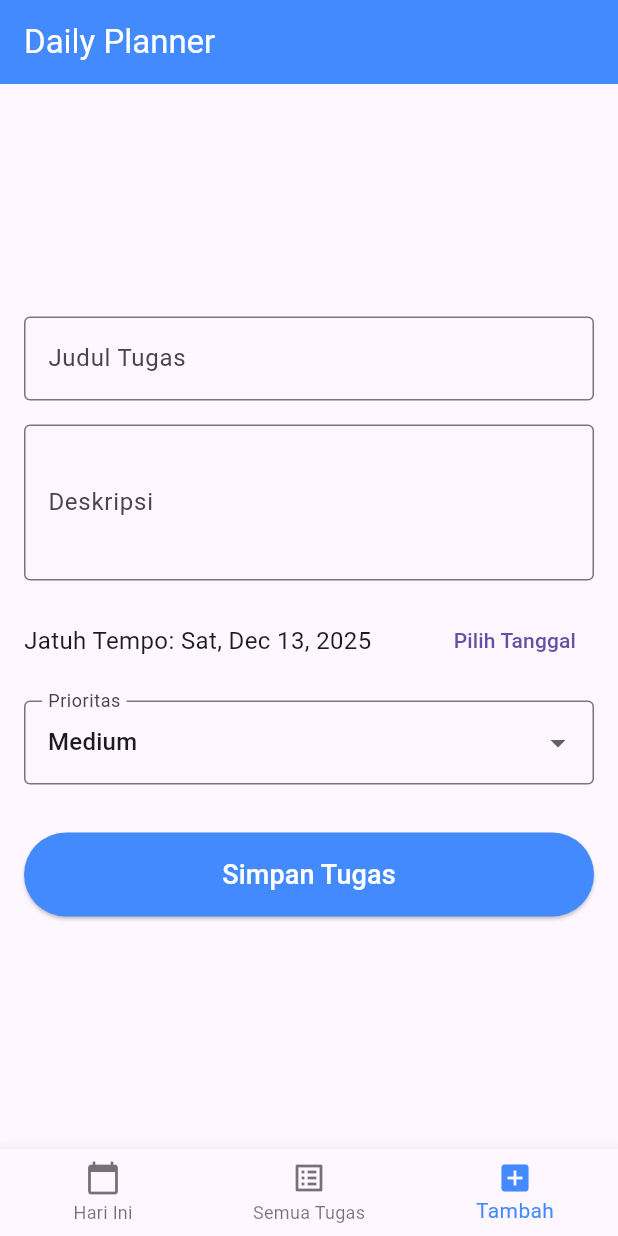
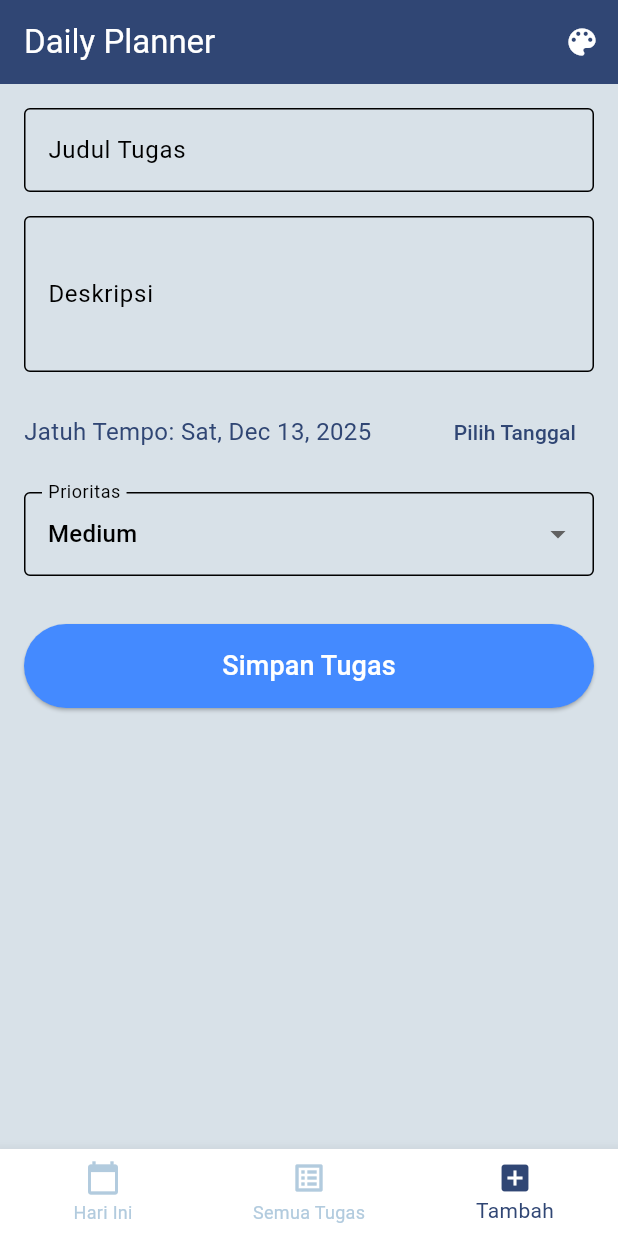
Before and after one commit to fathka/to-do-list, a Flutter app: the screen it shows after launch, item 3 of the bottom bar chosen, on a phone screen of 412 x 824 dp. Run offline on Flutter 3.47's test engine with Material 3 defaults, Android fonts, the phone set to English and light mode, and no system bars; our stand-ins replace cloud_firestore, firebase_core, shared_preferences; accounts and stored records are empty.

Commit message:
theme dasar

```diff
--- a/lib/main.dart
+++ b/lib/main.dart
@@ -1,36 +1,76 @@
-// lib/main.dart
-
 import 'package:flutter/material.dart';
 import 'package:firebase_core/firebase_core.dart';
 import 'firebase_options.dart';
 import 'screens/main_screen.dart';
+import 'theme/theme_config.dart';
+import 'package:shared_preferences/shared_preferences.dart';
 
 void main() async {
   WidgetsFlutterBinding.ensureInitialized();
-
   await Firebase.initializeApp(
     options: DefaultFirebaseOptions.currentPlatform,
   );
-
   runApp(const MyApp());
 }
 
-class MyApp extends StatelessWidget {
+class MyApp extends StatefulWidget {
   const MyApp({super.key});
+
+  @override
+  State<MyApp> createState() => _MyAppState();
+}
+
+class _MyAppState extends State<MyApp> {
+  ThemeData _currentTheme = AppThemes.blueTheme; // DEFAULT BIRU
+
+  @override
+  void initState() {
+    super.initState();
+    _loadTheme();
+  }
+
+  // =====================
+  // LOAD TEMA TERSIMPAN
+  // =====================
+  Future<void> _loadTheme() async {
+    final prefs = await SharedPreferences.getInstance();
+    final themeIndex = prefs.getInt('app_theme') ?? 0;
+
+    setState(() {
+      _currentTheme = _getThemeFromIndex(themeIndex);
+    });
+  }
+
+  // =====================
+  // GANTI TEMA
+  // =====================
+  void changeTheme(AppTheme theme) async {
+    final prefs = await SharedPreferences.getInstance();
+    await prefs.setInt('app_theme', theme.index);
+
+    setState(() {
+      _currentTheme = _getThemeFromIndex(theme.index);
+    });
+  }
+
+  ThemeData _getThemeFromIndex(int index) {
+    switch (index) {
+      case 1:
+        return AppThemes.pinkTheme;
+      case 2:
+        return AppThemes.purpleTheme;
+      default:
+        return AppThemes.blueTheme;
+    }
+  }
 
   @override
   Widget build(BuildContext context) {
     return MaterialApp(
       title: 'Daily Planner',
-      theme: ThemeData(
-        primarySwatch: Colors.blue,
-        visualDensity: VisualDensity.adaptivePlatformDensity,
-        appBarTheme: const AppBarTheme(
-          backgroundColor: Colors.blueAccent,
-          foregroundColor: Colors.white,
-        ),
-      ),
-      home: const MainScreen(),
+      theme: _currentTheme,
+      home: MainScreen(onChangeTheme: changeTheme),
+      debugShowCheckedModeBanner: false,
     );
   }
 }
--- a/lib/screens/main_screen.dart
+++ b/lib/screens/main_screen.dart
@@ -1,12 +1,14 @@
-// lib/screens/main_screen.dart
 
+import 'package:daily_planner_app/theme/theme_config.dart';
 import 'package:flutter/material.dart';
 import 'today_tasks_screen.dart';
 import 'all_tasks_screen.dart';
 import 'new_task_screen.dart';
 
 class MainScreen extends StatefulWidget {
-  const MainScreen({super.key});
+  final Function(AppTheme) onChangeTheme;
+
+  const MainScreen({super.key, required this.onChangeTheme});
 
   @override
   State<MainScreen> createState() => _MainScreenState();
@@ -32,12 +34,37 @@ class _MainScreenState extends State<MainScreen> {
     return Scaffold(
       appBar: AppBar(
         title: const Text('Daily Planner'),
+        actions: [
+          PopupMenuButton<AppTheme>(
+            icon: const Icon(Icons.color_lens),
+            onSelected: widget.onChangeTheme,
+            itemBuilder: (context) => const [
+              PopupMenuItem(
+                value: AppTheme.blue,
+                child: Text('Tema Biru'),
+              ),
+              PopupMenuItem(
+                value: AppTheme.pink,
+                child: Text('Tema Pink'),
+              ),
+              PopupMenuItem(
+                value: AppTheme.purple,
+                child: Text('Tema Ungu'),
+              ),
+            ],
+          ),
+        ],
       ),
-      body: Center(
-        child: _widgetOptions.elementAt(_selectedIndex),
-      ),
+
+      // 🔥 INI YANG KEMARIN HILANG
+      body: _widgetOptions.elementAt(_selectedIndex),
+
       bottomNavigationBar: BottomNavigationBar(
-        items: const <BottomNavigationBarItem>[
+        currentIndex: _selectedIndex,
+        onTap: _onItemTapped,
+        selectedItemColor: Theme.of(context).colorScheme.primary,
+        unselectedItemColor: Theme.of(context).colorScheme.secondary,
+        items: const [
           BottomNavigationBarItem(
             icon: Icon(Icons.calendar_today),
             label: 'Hari Ini',
@@ -46,16 +73,13 @@ class _MainScreenState extends State<MainScreen> {
             icon: Icon(Icons.list_alt),
             label: 'Semua Tugas',
           ),
-          // Halaman Tambah
           BottomNavigationBarItem(
             icon: Icon(Icons.add_box),
             label: 'Tambah',
           ),
         ],
-        currentIndex: _selectedIndex,
-        selectedItemColor: Colors.blueAccent,
-        onTap: _onItemTapped,
       ),
     );
   }
+
 }
--- /dev/null
+++ b/lib/theme/theme_config.dart
@@ -0,0 +1,89 @@
+import 'package:flutter/material.dart';
+
+enum AppTheme { blue, pink, purple }
+
+class AppThemes {
+  // =====================
+  // BLUE THEME (DEFAULT)
+  // =====================
+  static final ThemeData blueTheme = ThemeData(
+    scaffoldBackgroundColor: const Color(0xFFD8E1E8),
+    primaryColor: const Color(0xFF304674),
+    appBarTheme: const AppBarTheme(
+      backgroundColor: Color(0xFF304674),
+      foregroundColor: Colors.white,
+    ),
+    colorScheme: ColorScheme.light(
+      primary: const Color(0xFF304674),
+      secondary: const Color(0xFFB2CBDE),
+      background: const Color(0xFFD8E1E8),
+      onPrimary: Colors.white,
+      onSecondary: const Color(0xFF304674),
+    ),
+    floatingActionButtonTheme: const FloatingActionButtonThemeData(
+      backgroundColor: Color(0xFF304674),
+      foregroundColor: Colors.white,
+    ),
+    iconTheme: const IconThemeData(color: Color(0xFF304674)),
+    textTheme: const TextTheme(
+      bodyMedium: TextStyle(color: Color(0xFF304674)),
+      titleLarge: TextStyle(color: Color(0xFF304674)),
+    ),
+  );
+
+  // =====================
+  // PINK THEME
+  // =====================
+  static final ThemeData pinkTheme = ThemeData(
+    scaffoldBackgroundColor: const Color(0xFFFFE9EF),
+    primaryColor: const Color(0xFFFC809F),
+    appBarTheme: const AppBarTheme(
+      backgroundColor: Color(0xFFFC809F),
+      foregroundColor: Colors.white,
+    ),
+    colorScheme: ColorScheme.light(
+      primary: const Color(0xFFFC809F),
+      secondary: const Color(0xFFFFBCCD),
+      background: const Color(0xFFFFE9EF),
+      onPrimary: Colors.white,
+      onSecondary: const Color(0xFFFC809F),
+    ),
+    floatingActionButtonTheme: const FloatingActionButtonThemeData(
+      backgroundColor: Color(0xFFFC809F),
+      foregroundColor: Colors.white,
+    ),
+    iconTheme: const IconThemeData(color: Color(0xFFFC809F)),
+    textTheme: const TextTheme(
+      bodyMedium: TextStyle(color: Color(0xFF3A3A3A)),
+      titleLarge: TextStyle(color: Color(0xFFFC809F)),
+    ),
+  );
+
+  // =====================
+  // PURPLE THEME
+  // =====================
+  static final ThemeData purpleTheme = ThemeData(
+    scaffoldBackgroundColor: const Color(0xFFD4BEE4),
+    primaryColor: const Color(0xFF3B1E54),
+    appBarTheme: const AppBarTheme(
+      backgroundColor: Color(0xFF3B1E54),
+      foregroundColor: Colors.white,
+    ),
+    colorScheme: ColorScheme.light(
+      primary: const Color(0xFF3B1E54),
+      secondary: const Color(0xFF9B7EBD),
+      background: const Color(0xFFD4BEE4),
+      onPrimary: Colors.white,
+      onSecondary: const Color(0xFF3B1E54),
+    ),
+    floatingActionButtonTheme: const FloatingActionButtonThemeData(
+      backgroundColor: Color(0xFF3B1E54),
+      foregroundColor: Colors.white,
+    ),
+    iconTheme: const IconThemeData(color: Color(0xFF3B1E54)),
+    textTheme: const TextTheme(
+      bodyMedium: TextStyle(color: Color(0xFF3B1E54)),
+      titleLarge: TextStyle(color: Color(0xFF3B1E54)),
+    ),
+  );
+}
--- a/pubspec.yaml
+++ b/pubspec.yaml
@@ -37,6 +37,7 @@ dependencies:
   firebase_core: ^4.2.1
   cloud_firestore: ^6.1.0
   intl: ^0.20.2
+  shared_preferences: ^2.2.2
 
 dev_dependencies:
   flutter_test:
```
Also changed, not shown: pubspec.lock, 1 other file.
